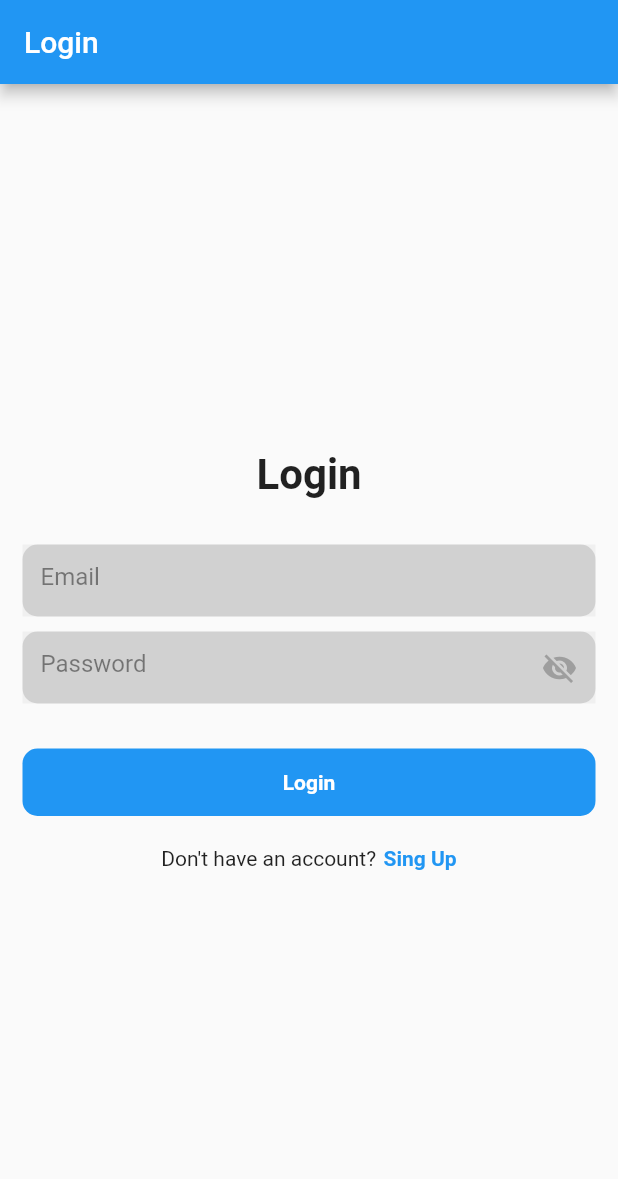
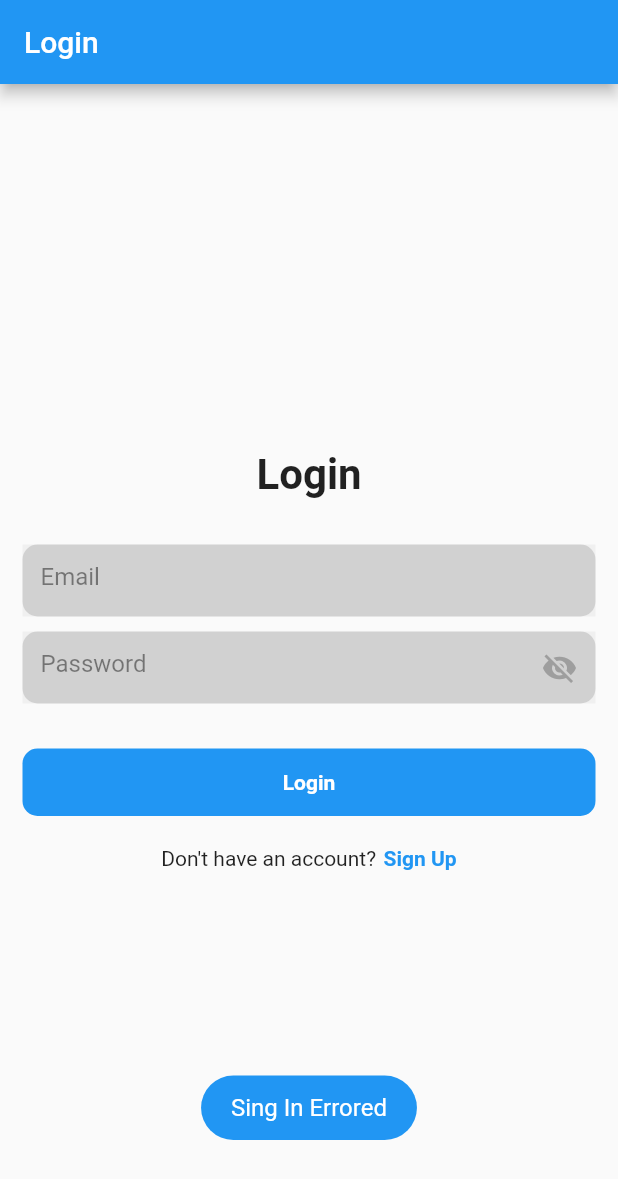
Before and after one commit to bikashchaudhary007/Tomato-Game, a Flutter app: the screen it shows after launch, after a tap on "Login", on a phone screen of 412 x 824 dp. Shown: the top 1179 px of the screen. Run offline on Flutter 3.47's test engine with Material 2 defaults, Android fonts, the phone set to English and light mode, and no system bars; our stand-ins replace firebase_auth, firebase_core, fluttertoast; accounts and stored records are empty; network calls fail.

Commit message:
FirebaseAuthException Handeling done

```diff
--- a/tomatogame/lib/Features/user_auth/firebase_auth_implementation/firebase_auth_services.dart
+++ b/tomatogame/lib/Features/user_auth/firebase_auth_implementation/firebase_auth_services.dart
@@ -1,6 +1,8 @@
 // import 'dart:js_interop';
 
 import 'package:firebase_auth/firebase_auth.dart';
+
+import '../../../global/common/toast.dart';
 
 class FirebaseAuthService {
   FirebaseAuth _auth = FirebaseAuth.instance;
@@ -12,8 +14,14 @@ class FirebaseAuthService {
       UserCredential credential = await _auth.createUserWithEmailAndPassword(
           email: email, password: password);
       return credential.user;
-    } catch (e) {
-      print("Some error: $e");
+    } on FirebaseAuthException catch (e) {
+
+      if (e.code == 'email-already-in-use') {
+        showToast(message: 'The email address is already in use.');
+      } else {
+        showToast(message: 'An error occurred: ${e.code}');
+      }
+
     }
     return null;
   }
@@ -25,8 +33,12 @@ class FirebaseAuthService {
       UserCredential credential = await _auth.signInWithEmailAndPassword(
           email: email, password: password);
       return credential.user;
-    } catch (e) {
-      print("Some error: $e");
+    } on FirebaseAuthException catch (e) {
+      if (e.code == 'user-not-found' || e.code == 'wrong-password') {
+        showToast(message: 'Invalid email or password.');
+      } else {
+        showToast(message: 'An error occurred: ${e.code}');
+      }
     }
     return null;
   }
--- a/tomatogame/lib/Features/user_auth/presentation/pages/login_page.dart
+++ b/tomatogame/lib/Features/user_auth/presentation/pages/login_page.dart
@@ -2,6 +2,7 @@ import 'package:firebase_auth/firebase_auth.dart';
 import 'package:flutter/material.dart';
 import 'package:tomatogame/Features/user_auth/presentation/pages/sign_up_page.dart';
 import 'package:tomatogame/Features/user_auth/presentation/widgets/form_container_widget.dart';
+import 'package:tomatogame/global/common/toast.dart';
 
 import '../../firebase_auth_implementation/firebase_auth_services.dart';
 import 'home_page.dart';
@@ -14,6 +15,7 @@ class LoginPage extends StatefulWidget {
 }
 
 class _LoginPageState extends State<LoginPage> {
+  bool _isSigning = false;
 
   final FirebaseAuthService _auth = FirebaseAuthService();
 
@@ -46,27 +48,22 @@ class _LoginPageState extends State<LoginPage> {
               SizedBox(
                 height: 30,
               ),
-
               FormContainerWidget(
                 controller: _emailController,
                 hintText: "Email",
                 isPasswordField: false,
               ),
-
               SizedBox(
                 height: 10,
               ),
-
               FormContainerWidget(
                 controller: _passwordController,
                 hintText: "Password",
                 isPasswordField: true,
               ),
-
               SizedBox(
                 height: 30,
               ),
-
               GestureDetector(
                 onTap: _signIn,
                 // onTap: (){
@@ -79,34 +76,47 @@ class _LoginPageState extends State<LoginPage> {
                     borderRadius: BorderRadius.circular(10),
                     color: Colors.blue,
                   ),
-                  child: Center(child: Text("Login", style: TextStyle(color: Colors.white,fontWeight: FontWeight.bold),)),
+                  child: Center(
+                      child: _isSigning
+                          ? CircularProgressIndicator(
+                              color: Colors.green,
+                            )
+                          : Text(
+                              "Login",
+                              style: TextStyle(
+                                  color: Colors.white,
+                                  fontWeight: FontWeight.bold),
+                            )),
                 ),
               ),
-
               SizedBox(
                 height: 20,
               ),
-
-              Row(mainAxisAlignment: MainAxisAlignment.center,
+              Row(
+                mainAxisAlignment: MainAxisAlignment.center,
                 children: [
                   Text("Don't have an account?"),
-                    SizedBox(width: 5,),
+                  SizedBox(
+                    width: 5,
+                  ),
                   GestureDetector(
-                      onTap: (){
+                    onTap: () {
                       Navigator.pushAndRemoveUntil(
                         context,
                         MaterialPageRoute(builder: (context) => SignUpPage()),
                         (route) => false,
                       );
                     },
-
-                      child: Text("Sing Up",style: TextStyle(color: Colors.blue,fontWeight: FontWeight.bold,),),
+                    child: Text(
+                      "Sign Up",
+                      style: TextStyle(
+                        color: Colors.blue,
+                        fontWeight: FontWeight.bold,
+                      ),
+                    ),
                   )
-                  ],),
-
-
-
-
+                ],
+              ),
             ],
           ),
         ),
@@ -116,17 +126,26 @@ class _LoginPageState extends State<LoginPage> {
 
   //Sing In Method
   void _signIn() async {
+    setState(() {
+      _isSigning = true;
+    });
+
     String email = _emailController.text;
     String password = _passwordController.text;
 
     User? user = await _auth.signInWithEmainAndPassword(email, password);
 
+    setState(() {
+      _isSigning = false;
+    });
+
     if (user != null) {
-      print("Sign In  successfully");
+      showToast(message: "Sign In  successfully");
       // Navigator.pushNamed(context, "/home");
-      Navigator.push(context,MaterialPageRoute(builder: (context)=>HomePage()));
+      Navigator.push(
+          context, MaterialPageRoute(builder: (context) => HomePage()));
     } else {
-      print("Sing In Errored");
+      showToast(message:"Sing In Errored");
     }
   }
 }
--- /dev/null
+++ b/tomatogame/lib/global/common/toast.dart
@@ -0,0 +1,15 @@
+
+import 'package:flutter/material.dart';
+import 'package:fluttertoast/fluttertoast.dart';
+
+void showToast({required String message}){
+  Fluttertoast.showToast(
+      msg: message,
+      toastLength: Toast.LENGTH_SHORT,
+      gravity: ToastGravity.BOTTOM,
+      timeInSecForIosWeb: 1,
+      backgroundColor: Colors.blue,
+      textColor: Colors.white,
+      fontSize: 16.0
+  );
+}
--- a/tomatogame/pubspec.yaml
+++ b/tomatogame/pubspec.yaml
@@ -40,6 +40,8 @@ dependencies:
   google_sign_in: ^6.1.5
   cloud_firestore: ^4.12.2
   firebase_storage: ^11.4.1
+  http: ^1.1.0
+  fluttertoast: ^8.2.2
 
 
 dev_dependencies:
```
Also changed, not shown: tomatogame/lib/Features/user_auth/presentation/pages/home_page.dart (+34 -2 lines), tomatogame/lib/Features/user_auth/presentation/pages/sign_up_page.dart (+25 -8 lines), tomatogame/pubspec.lock. Lines whose indentation alone changed are shown as unchanged.
